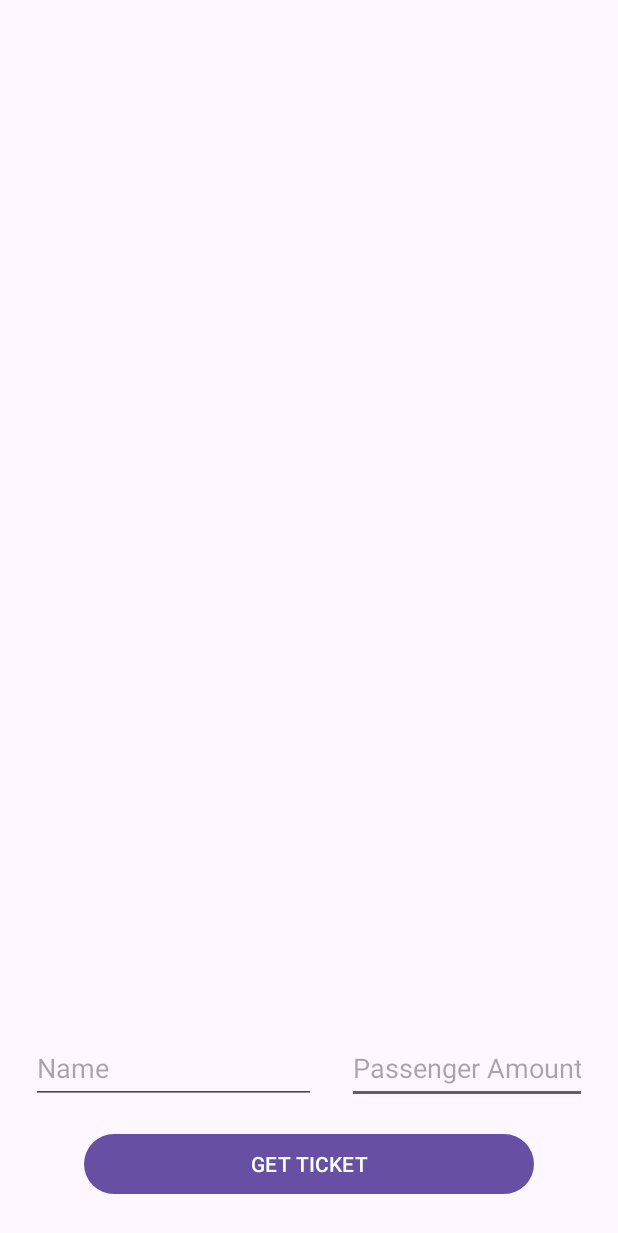
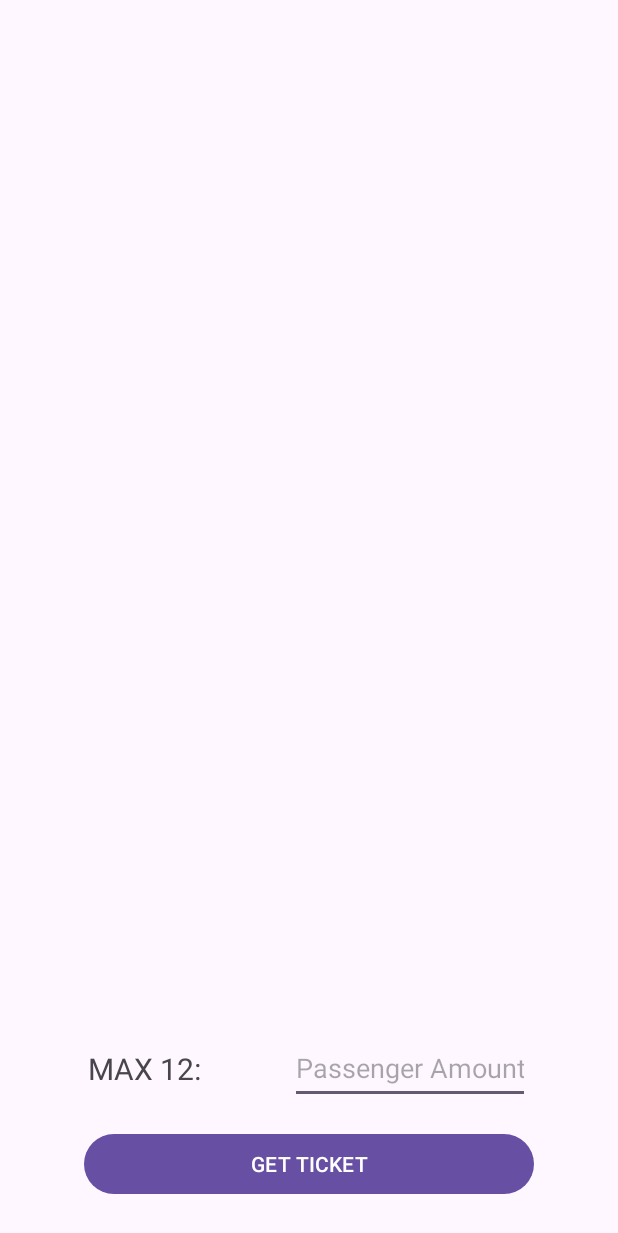
Before and after one commit to FireFreezer-dot/TTT4270-Elsys-Prosjekt, an Android app: the screen it shows after launch (MainActivity), after a tap on "GET TICKET", on a phone screen of 412 x 824 dp. Shown: the top 1233 px of the screen. Run offline under Robolectric (Android 15) with nearby library versions, the light colour scheme and no system bars.

Commit message:
Followed GDPR standards, by removing the name field

```diff
--- a/App_ElsysProsjekt/TicketScanner/app/src/main/java/com/example/ticketscanner/MainActivity.kt
+++ b/App_ElsysProsjekt/TicketScanner/app/src/main/java/com/example/ticketscanner/MainActivity.kt
@@ -25,7 +25,6 @@ import java.util.UUID
 
 //initialiserer globale verdier
 object Globalvariable {
-    lateinit var name: String //lateinit slik at den blir oppdatert i senere if setning
     var amount: Int = 0 //Int må bli initialisert med en gang, skriver lik 0 men blir oppdater i if setning
     var canShowTicket: Boolean = false //standard verdi er false, oppdateres til true når alt stemmer
 }
@@ -140,7 +139,7 @@ class MainActivity : AppCompatActivity() {
     {
         binding.btnDeleteTicket.visibility = View.VISIBLE
         binding.etTicketAmount.visibility = View.GONE
-        binding.etTicketName.visibility = View.GONE
+        binding.textView.visibility = View.GONE
         binding.btnGetTicket.text = "SHOW TICKET"
         binding.ivQRCode.setImageResource(0)
     }
@@ -149,19 +148,26 @@ class MainActivity : AppCompatActivity() {
     {
         binding.btnDeleteTicket.visibility = View.GONE
         binding.etTicketAmount.visibility = View.VISIBLE
-        binding.etTicketName.visibility = View.VISIBLE
+        binding.textView.visibility = View.VISIBLE
         binding.btnGetTicket.text = "GET TICKET"
         binding.ivQRCode.setImageResource(0)
         binding.etTicketAmount.text.clear()
-        binding.etTicketName.text.clear()
     }
 
     fun ticketState()
     {
+        val builder = OobPayloadBuilder() //kjører bare funksjonen en gang
+        val payload = builder.buildPayload(Globalvariable.amount) //henter OOB string
+        val bitmap = QrGenerator().getBitmapFromString(payload) //generer bitmap av OOB string
+        val sessionKey = builder.lastSessionKey //lagrer sessionkey i app
+        binding.ivQRCode.setImageBitmap(bitmap) //fremviser bitmap i app.
+
         binding.btnDeleteTicket.visibility = View.GONE
         binding.etTicketAmount.visibility = View.GONE
-        binding.etTicketName.visibility = View.GONE
+        binding.textView.visibility = View.GONE
         binding.btnGetTicket.text = "HIDE TICKET"
+
+        advertise(sessionKey)
     }
 
     override fun onCreate(savedInstanceState: Bundle?) {
@@ -193,47 +199,30 @@ class MainActivity : AppCompatActivity() {
         var ticketShown : Boolean = false
 
         binding.btnDeleteTicket.setOnClickListener {
-
             inputState()
             Globalvariable.canShowTicket = false
             ticketShown = false
-
         }
 
         binding.btnGetTicket.setOnClickListener {
 
             // 1 Initialisering av verdier
             //Sjekker om begge inputfelt er fylt ut også gjør vi de om til riktig format
-            if (!binding.etTicketName.text.isEmpty() && !binding.etTicketAmount.text.isEmpty())
-            {
-                Globalvariable.name = binding.etTicketName.text.toString()
-                //Henter innhold fra inputfelt og konverterer til en Int. Gir null hvis ikke en Int.
-                Globalvariable.amount = binding.etTicketAmount.text.toString().toIntOrNull() ?: 0
-                Globalvariable.canShowTicket = false
-                if (Globalvariable.amount > 0 && Globalvariable.amount <= 12) {
-                    Globalvariable.canShowTicket = true
-                }
+            Globalvariable.amount = binding.etTicketAmount.text.toString().toIntOrNull() ?: 0
+            Globalvariable.canShowTicket = false
+            if (Globalvariable.amount > 0 && Globalvariable.amount <= 12) {
+                Globalvariable.canShowTicket = true
             }
 
             // 2 Sjekker tilstanden til programmet å går ut ifra det.
             // Viser ikke billet + gyldig tekst => hvis billet.
             if(!ticketShown && Globalvariable.canShowTicket) {
-
-                val builder = OobPayloadBuilder() //kjører bare funksjonen en gang
-                val payload = builder.buildPayload(Globalvariable.name, Globalvariable.amount) //henter OOB string
-                val bitmap = QrGenerator().getBitmapFromString(payload) //generer bitmap av OOB string
-                val sessionKey = builder.lastSessionKey //lagrer sessionkey i app
-                binding.ivQRCode.setImageBitmap(bitmap) //fremviser bitmap i app.
-
-                //Endrer eller skjuler knapp tekst / tekstfelt.
                 ticketState()
+                ticketShown = true
                 Globalvariable.canShowTicket = true
-                ticketShown = true
-
-                advertise(sessionKey)
             }
             else {
-                if (!binding.etTicketName.text.isEmpty() && !binding.etTicketAmount.text.isEmpty() && ticketShown){
+                if (!binding.etTicketAmount.text.isEmpty() && ticketShown){
                     idleState()
                     ticketShown = false
                     Globalvariable.canShowTicket = true
--- a/App_ElsysProsjekt/TicketScanner/app/src/main/java/com/example/ticketscanner/QrGenerator.kt
+++ b/App_ElsysProsjekt/TicketScanner/app/src/main/java/com/example/ticketscanner/QrGenerator.kt
@@ -26,7 +26,7 @@ class OobPayloadBuilder {
     var lastSessionKey: String? = null //lagrer sessionkey i variabelm, til BLE connection
         private set
 
-    fun buildPayload(name: String, amount: Int): String {
+    fun buildPayload(amount: Int): String {
 
         //val customerName = "Ola Nordmann"
         //val amountCostumers = 1
@@ -38,7 +38,6 @@ class OobPayloadBuilder {
         val json = JSONObject().apply {
             put("ticketID", ticketID)
             put("amountCustomers", amount)
-            put("customerName", name)
             put("sessionKey", sessionKey)
         }
 
--- a/App_ElsysProsjekt/TicketScanner/app/src/main/res/layout/activity_main.xml
+++ b/App_ElsysProsjekt/TicketScanner/app/src/main/res/layout/activity_main.xml
@@ -53,21 +53,17 @@
         android:inputType="number"
         app:layout_constraintBottom_toTopOf="@+id/btnGetTicket"
         app:layout_constraintEnd_toEndOf="parent"
-        app:layout_constraintHorizontal_bias="0.5"
-        app:layout_constraintStart_toEndOf="@id/etTicketName" />
+        app:layout_constraintStart_toEndOf="@id/textView" />
 
-
-    <EditText
-        android:id="@+id/etTicketName"
-        android:layout_width="190dp"
-        android:layout_height="48dp"
-        android:layout_marginBottom="16dp"
-        android:ems="10"
-        android:hint="Name"
-        android:inputType="text"
-        app:layout_constraintBottom_toTopOf="@+id/btnGetTicket"
+    <TextView
+        android:id="@+id/textView"
+        android:layout_width="wrap_content"
+        android:layout_height="wrap_content"
+        android:text="MAX 12:"
+        android:textSize="20dp"
+        app:layout_constraintBottom_toBottomOf="@+id/etTicketAmount"
         app:layout_constraintEnd_toStartOf="@+id/etTicketAmount"
-        app:layout_constraintHorizontal_bias="0.5"
-        app:layout_constraintStart_toStartOf="parent" />
+        app:layout_constraintStart_toStartOf="parent"
+        app:layout_constraintTop_toTopOf="@+id/etTicketAmount" />
 
 </androidx.constraintlayout.widget.ConstraintLayout>
```
Also changed, not shown: 71 other files.
